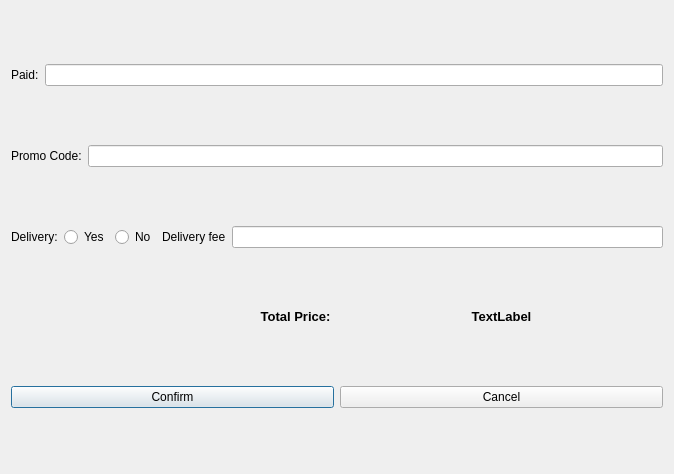
This is confirmationmenu.ui in omarabdo997/super-market-cashier as Qt 5 draws it before an edit. The edited form follows.
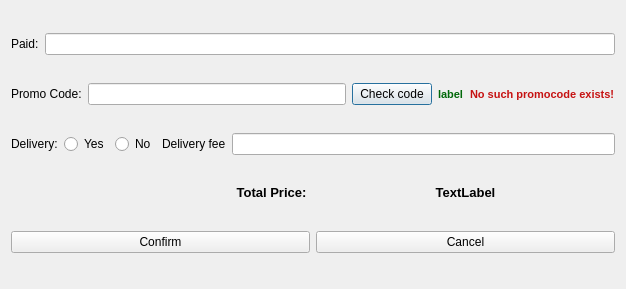
This is the edited form.

```diff
--- a/confirmationmenu.ui
+++ b/confirmationmenu.ui
@@ -6,8 +6,8 @@
    <rect>
     <x>0</x>
     <y>0</y>
-    <width>674</width>
-    <height>474</height>
+    <width>626</width>
+    <height>289</height>
    </rect>
   </property>
   <property name="windowTitle">
@@ -40,6 +40,73 @@
      <item>
       <widget class="QLineEdit" name="lineEdit_2"/>
      </item>
+     <item>
+      <widget class="QPushButton" name="pushButton_3">
+       <property name="text">
+        <string>Check code</string>
+       </property>
+      </widget>
+     </item>
+     <item>
+      <widget class="QLabel" name="label_7">
+       <property name="sizePolicy">
+        <sizepolicy hsizetype="Preferred" vsizetype="Fixed">
+         <horstretch>0</horstretch>
+         <verstretch>0</verstretch>
+        </sizepolicy>
+       </property>
+       <property name="maximumSize">
+        <size>
+         <width>16777215</width>
+         <height>20</height>
+        </size>
+       </property>
+       <property name="font">
+        <font>
+         <family>MS Sans Serif</family>
+         <pointsize>8</pointsize>
+         <weight>75</weight>
+         <bold>true</bold>
+        </font>
+       </property>
+       <property name="styleSheet">
+        <string notr="true">color: rgb(1, 104, 9);</string>
+       </property>
+       <property name="text">
+        <string>label</string>
+       </property>
+      </widget>
+     </item>
+     <item>
+      <widget class="QLabel" name="label_8">
+       <property name="sizePolicy">
+        <sizepolicy hsizetype="Preferred" vsizetype="Fixed">
+         <horstretch>0</horstretch>
+         <verstretch>0</verstretch>
+        </sizepolicy>
+       </property>
+       <property name="maximumSize">
+        <size>
+         <width>16777215</width>
+         <height>20</height>
+        </size>
+       </property>
+       <property name="font">
+        <font>
+         <family>MS Sans Serif</family>
+         <pointsize>8</pointsize>
+         <weight>75</weight>
+         <bold>true</bold>
+        </font>
+       </property>
+       <property name="styleSheet">
+        <string notr="true">color: rgb(198, 18, 18);</string>
+       </property>
+       <property name="text">
+        <string>No such promocode exists!</string>
+       </property>
+      </widget>
+     </item>
     </layout>
    </item>
    <item>
@@ -97,6 +164,13 @@
          <height>20</height>
         </size>
        </property>
+       <property name="font">
+        <font>
+         <family>MS Sans Serif</family>
+         <weight>75</weight>
+         <bold>true</bold>
+        </font>
+       </property>
        <property name="text">
         <string>&lt;html&gt;&lt;head/&gt;&lt;body&gt;&lt;p align=&quot;right&quot;&gt;&lt;span style=&quot; font-size:10pt; font-weight:600;&quot;&gt;Total Price: &lt;/span&gt;&lt;/p&gt;&lt;/body&gt;&lt;/html&gt;</string>
        </property>
@@ -118,6 +192,7 @@
        </property>
        <property name="font">
         <font>
+         <family>MS Sans Serif</family>
          <pointsize>10</pointsize>
          <weight>75</weight>
          <bold>true</bold>
```
